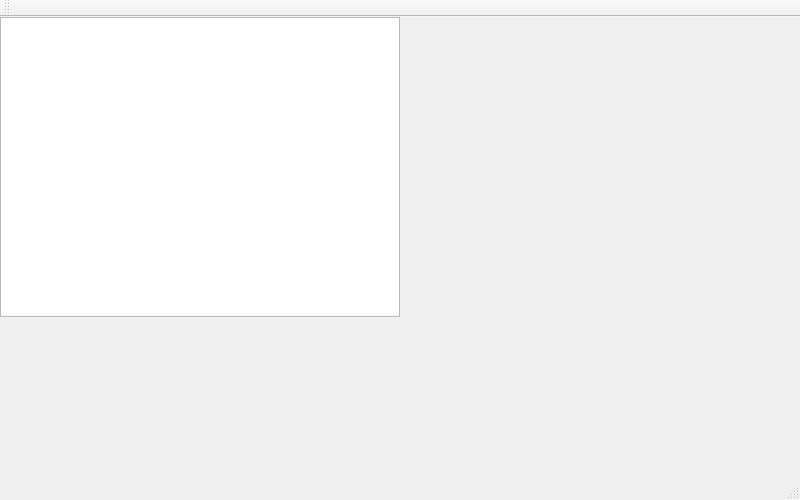
First picture: the form in mainwindow.ui, repository shuai132/qtlistwidget, before the edit.
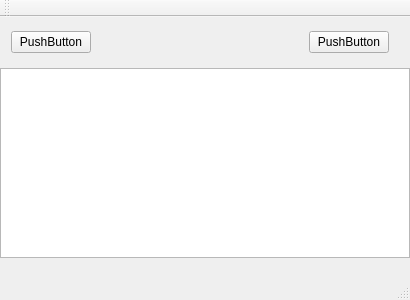
Second picture: the form after the edit.

Commit message: feature: add title bar

Patch:
```diff
--- a/mainwindow.ui
+++ b/mainwindow.ui
@@ -6,8 +6,8 @@
    <rect>
     <x>0</x>
     <y>0</y>
-    <width>800</width>
-    <height>500</height>
+    <width>410</width>
+    <height>300</height>
    </rect>
   </property>
   <property name="windowTitle">
@@ -18,11 +18,56 @@
     <property name="geometry">
      <rect>
       <x>0</x>
+      <y>51</y>
+      <width>410</width>
+      <height>190</height>
+     </rect>
+    </property>
+   </widget>
+   <widget class="QWidget" name="titleWidget" native="true">
+    <property name="geometry">
+     <rect>
+      <x>0</x>
       <y>0</y>
       <width>400</width>
-      <height>300</height>
+      <height>51</height>
      </rect>
     </property>
+    <property name="minimumSize">
+     <size>
+      <width>0</width>
+      <height>41</height>
+     </size>
+    </property>
+    <layout class="QHBoxLayout" name="horizontalLayout">
+     <item>
+      <widget class="QPushButton" name="pbId">
+       <property name="text">
+        <string>PushButton</string>
+       </property>
+      </widget>
+     </item>
+     <item>
+      <spacer name="horizontalSpacer">
+       <property name="orientation">
+        <enum>Qt::Horizontal</enum>
+       </property>
+       <property name="sizeHint" stdset="0">
+        <size>
+         <width>40</width>
+         <height>20</height>
+        </size>
+       </property>
+      </spacer>
+     </item>
+     <item>
+      <widget class="QPushButton" name="pbState">
+       <property name="text">
+        <string>PushButton</string>
+       </property>
+      </widget>
+     </item>
+    </layout>
    </widget>
   </widget>
   <widget class="QMenuBar" name="menuBar">
```
Left out of the diff: 2 changed lines with no effect on the pictures. The commit also changes 3 other files.
